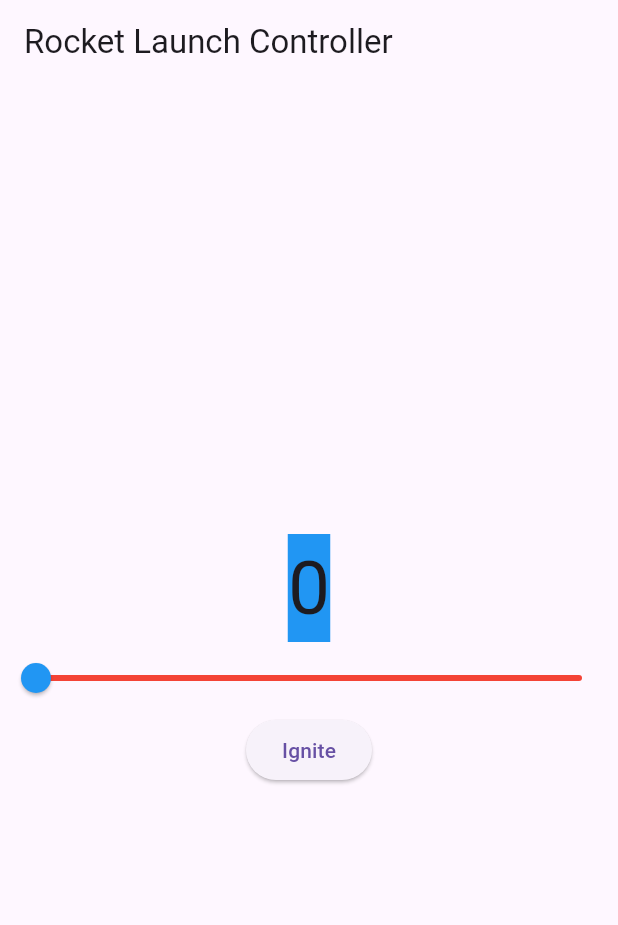
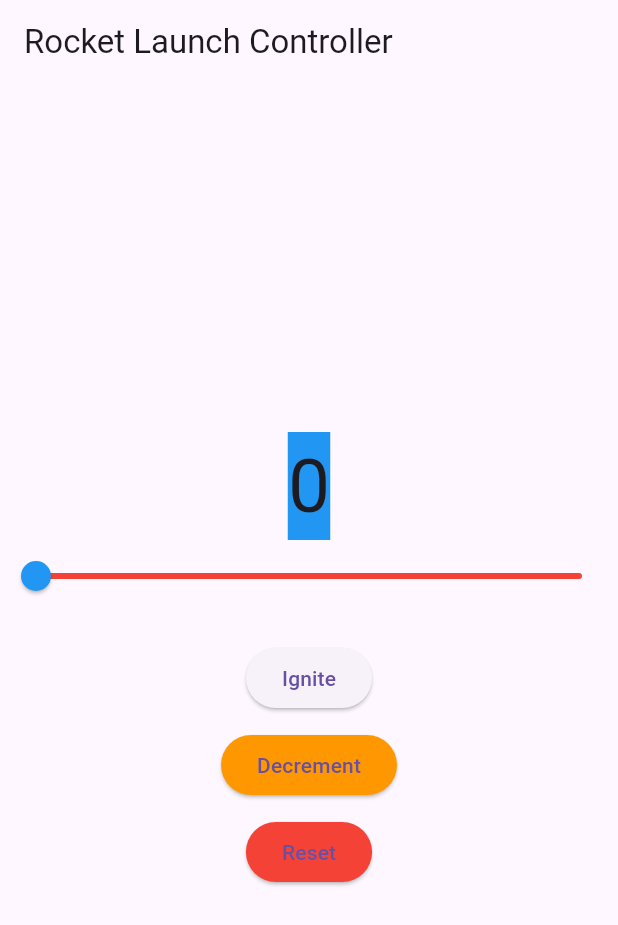
Before and after one commit to floygamadon/act06, a Flutter app: the screen it shows after launch, on a phone screen of 412 x 824 dp. Shown: the top 925 px of the screen. Run offline on Flutter 3.47's test engine with Material 3 defaults, Android fonts, the phone set to English and light mode, and no system bars.

Commit message:
Updated main.dart - added Decrement and Reset buttons

```diff
--- a/lib/main.dart
+++ b/lib/main.dart
@@ -26,12 +26,30 @@ class _CounterWidgetState extends State<CounterWidget> {
   // set counter value
   int _counter = 0;
 
+  // Ignite (increase the fuel)
   void _ignite() {
     setState(() {
       // increment by 1 (keep within 0..100)
       if (_counter < 100) _counter++;
     });
   }
+
+  // Decrement (decrease fuel safely)
+  void _decrement() {
+    setState(() {
+      if (_counter > 0) {
+        _counter--;
+      }
+    });
+  }
+
+  // Reset (abort mission)
+  void _reset() {
+    setState(() {
+      _counter = 0;
+    });
+  }
+
 
   @override
   Widget build(BuildContext context) {
@@ -63,10 +81,34 @@ class _CounterWidgetState extends State<CounterWidget> {
             activeColor: Colors.blue,
             inactiveColor: Colors.red,
           ),
-                    // Ignite button below the slider
+
+          const SizedBox(height: 20),
+
+          // Ignite button
           ElevatedButton(
             onPressed: _ignite,
             child: const Text('Ignite'),
+          ),
+          const SizedBox(height: 10),
+
+          // Decrement Button
+          ElevatedButton(
+            onPressed: _decrement,
+            style: ElevatedButton.styleFrom(
+              backgroundColor: Colors.orange,
+            ),
+            child: const Text('Decrement'),
+          ),
+
+          const SizedBox(height: 10),
+
+          // Reset Button
+          ElevatedButton(
+            onPressed: _reset,
+            style: ElevatedButton.styleFrom(
+              backgroundColor: Colors.red,
+            ),
+            child: const Text('Reset'),
           ),
         ],
       ),
```
